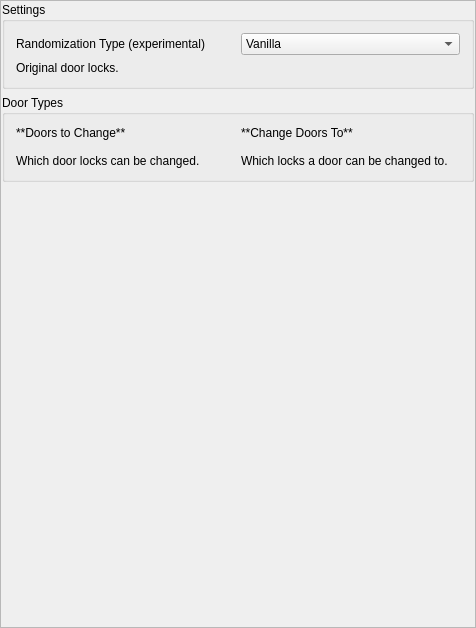
Qt form randovania/gui/ui_files/preset_dock_rando.ui (randovania/randovania) before a commit.
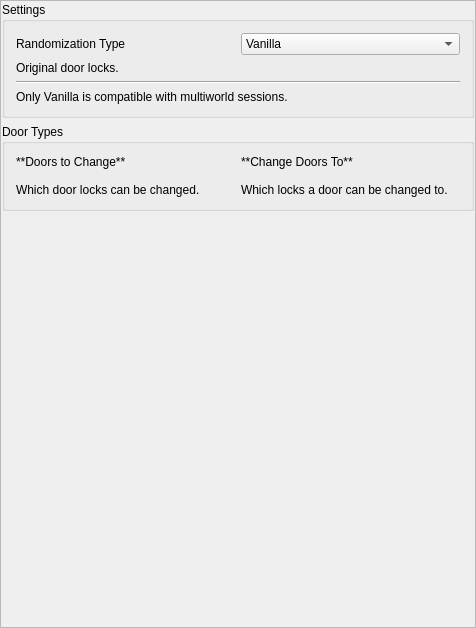
The same form after that commit.

Commit message: Explicitly make Door Lock incompatible with multiworld

What changed in the file:
```diff
--- a/randovania/gui/ui_files/preset_dock_rando.ui
+++ b/randovania/gui/ui_files/preset_dock_rando.ui
@@ -72,13 +72,6 @@
            <string>Settings</string>
           </property>
           <layout class="QGridLayout" name="gridLayout">
-           <item row="0" column="0">
-            <widget class="QLabel" name="mode_label">
-             <property name="text">
-              <string>Randomization Type (experimental)</string>
-             </property>
-            </widget>
-           </item>
            <item row="0" column="1">
             <widget class="QComboBox" name="mode_combo">
              <item>
@@ -98,13 +91,34 @@
              </item>
             </widget>
            </item>
-           <item row="1" column="0" colspan="2">
+           <item row="0" column="0">
+            <widget class="QLabel" name="mode_label">
+             <property name="text">
+              <string>Randomization Type</string>
+             </property>
+            </widget>
+           </item>
+           <item row="2" column="0" colspan="2">
             <widget class="QLabel" name="mode_description">
              <property name="text">
               <string>Original door locks.</string>
              </property>
             </widget>
            </item>
+           <item row="5" column="0" colspan="2">
+            <widget class="QLabel" name="label">
+             <property name="text">
+              <string>Only Vanilla is compatible with multiworld sessions.</string>
+             </property>
+            </widget>
+           </item>
+           <item row="4" column="0" colspan="2">
+            <widget class="Line" name="line">
+             <property name="orientation">
+              <enum>Qt::Horizontal</enum>
+             </property>
+            </widget>
+           </item>
           </layout>
          </widget>
         </item>
```
The commit also changes 5 other files.
